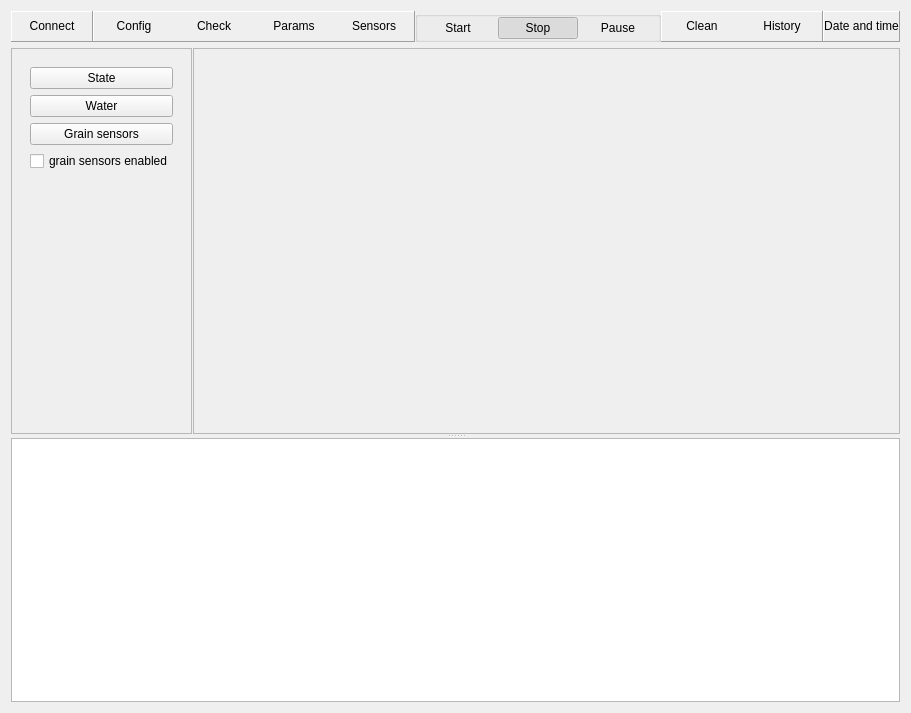
Shmuma/grain-watering, file gui/mainwindow.ui: the form before one commit.
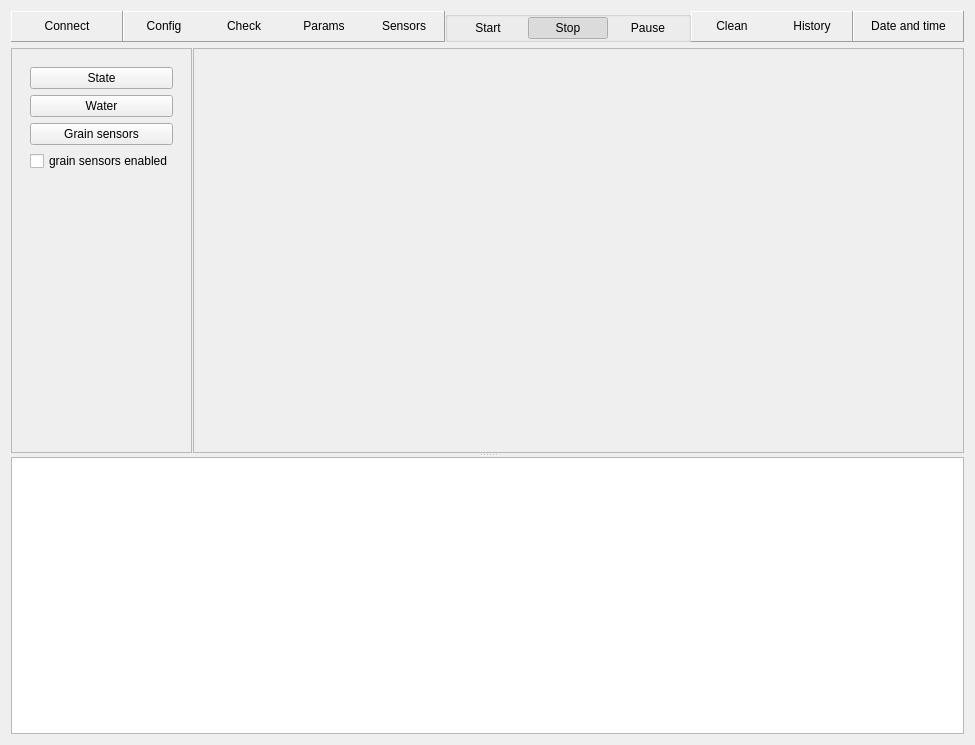
The form after the commit. Custom widgets are drawn as their Qt base class.

Commit message: Started custom stage control.

The edit to the form file:
```diff
--- a/gui/mainwindow.ui
+++ b/gui/mainwindow.ui
@@ -5,8 +5,8 @@
    <rect>
     <x>0</x>
     <y>0</y>
-    <width>794</width>
-    <height>713</height>
+    <width>975</width>
+    <height>745</height>
    </rect>
   </property>
   <property name="windowTitle" >
@@ -322,6 +322,12 @@
        </property>
        <item>
         <widget class="QFrame" name="settingsPanel" >
+         <property name="sizePolicy" >
+          <sizepolicy vsizetype="Preferred" hsizetype="Maximum" >
+           <horstretch>0</horstretch>
+           <verstretch>0</verstretch>
+          </sizepolicy>
+         </property>
          <property name="frameShape" >
           <enum>QFrame::StyledPanel</enum>
          </property>
@@ -646,32 +652,18 @@
          <property name="frameShadow" >
           <enum>QFrame::Raised</enum>
          </property>
-         <layout class="QVBoxLayout" >
+         <layout class="QHBoxLayout" >
           <item>
-           <spacer>
-            <property name="orientation" >
-             <enum>Qt::Horizontal</enum>
-            </property>
-            <property name="sizeHint" >
-             <size>
-              <width>40</width>
-              <height>20</height>
-             </size>
-            </property>
-           </spacer>
+           <widget class="StageControl" native="1" name="stageControl1" />
           </item>
           <item>
-           <spacer>
-            <property name="orientation" >
-             <enum>Qt::Vertical</enum>
-            </property>
-            <property name="sizeHint" >
-             <size>
-              <width>20</width>
-              <height>40</height>
-             </size>
-            </property>
-           </spacer>
+           <widget class="StageControl" native="1" name="stageControl2" />
+          </item>
+          <item>
+           <widget class="StageControl" native="1" name="stageControl3" />
+          </item>
+          <item>
+           <widget class="StageControl" native="1" name="stageControl4" />
           </item>
          </layout>
         </widget>
@@ -696,6 +688,12 @@
    <extends>QPushButton</extends>
    <header>doubleclickbutton.h</header>
   </customwidget>
+  <customwidget>
+   <class>StageControl</class>
+   <extends>QWidget</extends>
+   <header>stagecontrol.h</header>
+   <container>1</container>
+  </customwidget>
  </customwidgets>
  <resources/>
  <connections/>
```
Left out of the diff: 2 changed lines with no effect on the pictures. The commit also changes 5 other files.
